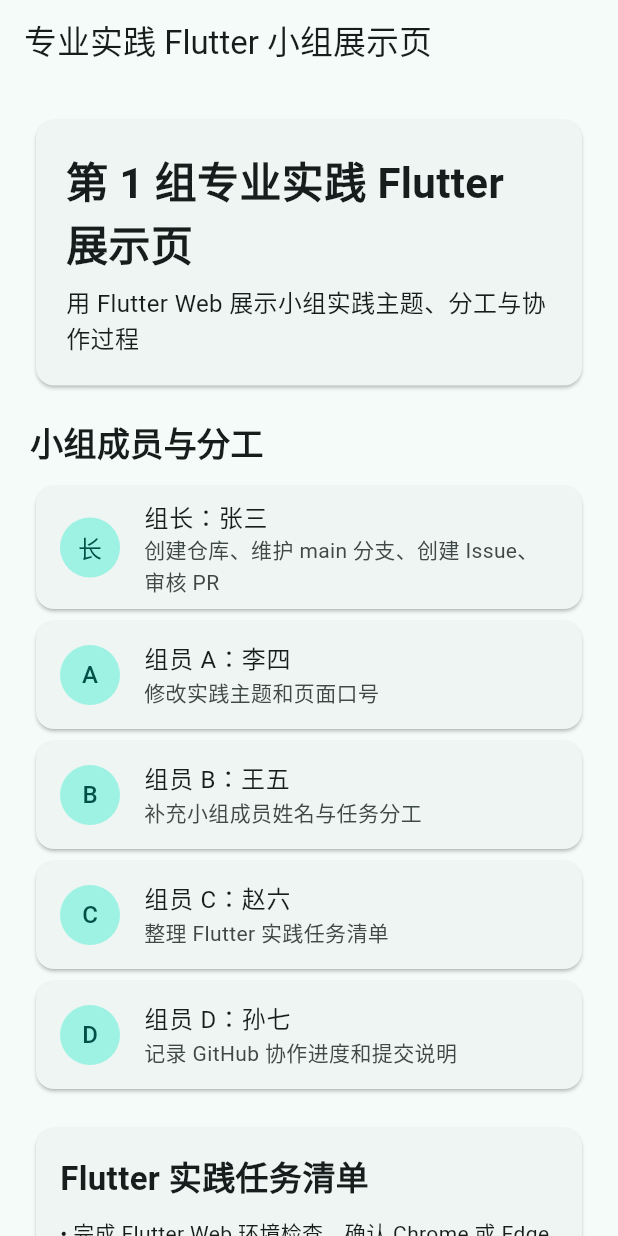
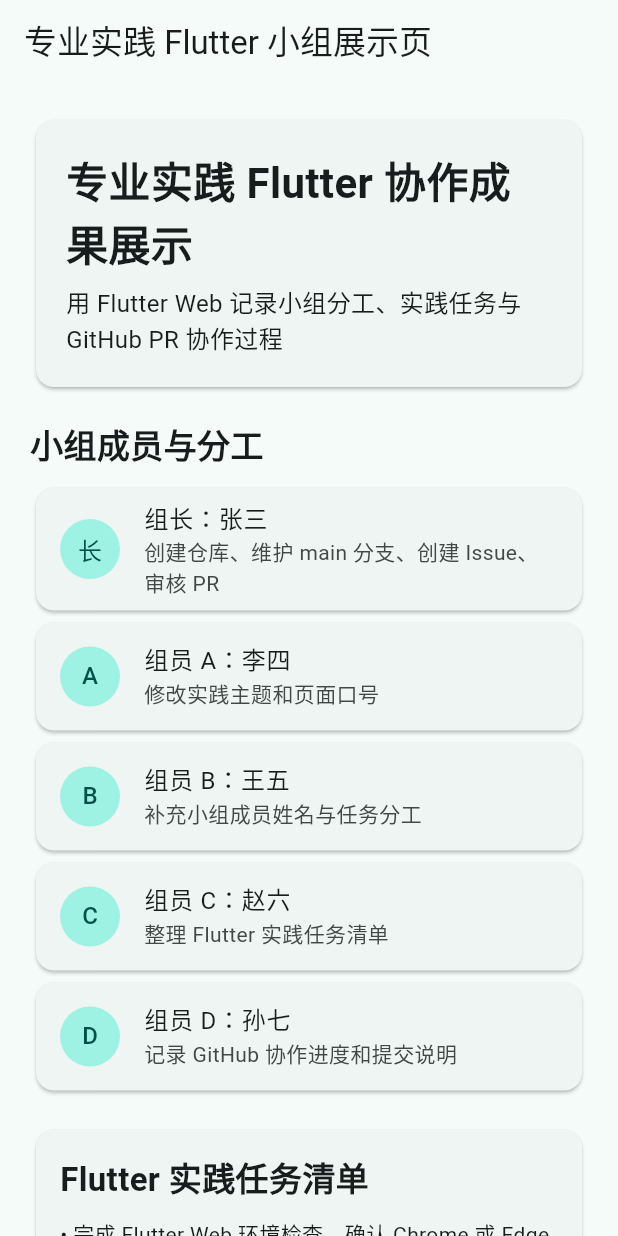
Before and after one commit to wbl65535/professional_practice_flutter_board, a Flutter app: the screen it shows after launch, on a phone screen of 412 x 824 dp. Run offline on Flutter 3.47's test engine with Material 3 defaults, Android fonts, the phone set to English and light mode, and no system bars.

Commit message:
Update project title and slogan

```diff
--- a/lib/main.dart
+++ b/lib/main.dart
@@ -24,8 +24,8 @@
 class PracticeHomePage extends StatelessWidget {
   const PracticeHomePage({super.key});
 
-  static const String projectTitle = '第 1 组专业实践 Flutter 展示页';
-  static const String projectSlogan = '用 Flutter Web 展示小组实践主题、分工与协作过程';
+  static const String projectTitle = '专业实践 Flutter 协作成果展示';
+  static const String projectSlogan = '用 Flutter Web 记录小组分工、实践任务与 GitHub PR 协作过程';
 
   static const List<Member> members = [
     Member(role: '组长', name: '张三', task: '创建仓库、维护 main 分支、创建 Issue、审核 PR'),
```
